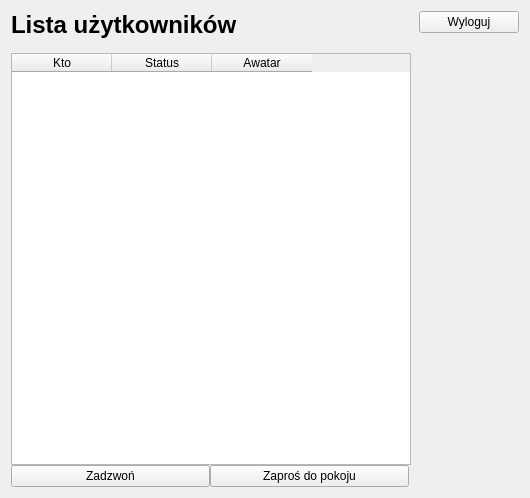
Above: JaroEliCall/gui/ui/main.ui from jaroslaw-wieczorek/Project_IP_Telephony_Python_Voip before the change. Below: the same form after it.
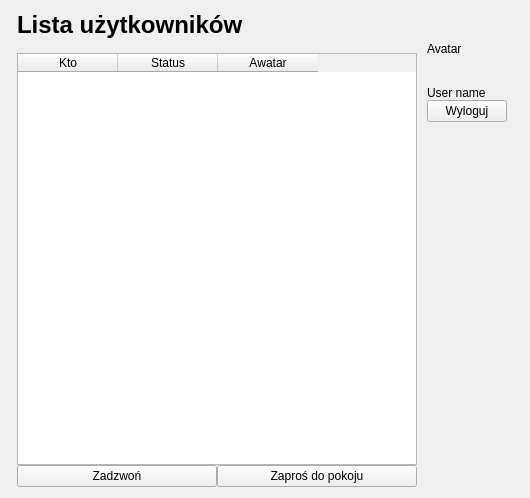
That is the form after the change. Icons and pictures are not drawn.

```diff
--- a/JaroEliCall/gui/ui/main.ui
+++ b/JaroEliCall/gui/ui/main.ui
@@ -201,35 +201,30 @@
      </item>
      <item>
       <layout class="QVBoxLayout" name="vertical_layout_right">
-       <item>
-        <widget class="QPushButton" name="push_button_logout">
-         <property name="text">
-          <string>Wyloguj</string>
-         </property>
-        </widget>
-       </item>
        <item>
         <widget class="QLabel" name="label_avatar">
          <property name="minimumSize">
           <size>
-           <width>100</width>
-           <height>100</height>
+           <width>75</width>
+           <height>75</height>
           </size>
          </property>
          <property name="text">
-          <string/>
+          <string>Avatar</string>
          </property>
-         <property name="pixmap">
-          <pixmap>../../icons/111317-essential-ui/svg/edit-profile.svg</pixmap>
+        </widget>
+       </item>
+       <item>
+        <widget class="QLabel" name="label_user_name">
+         <property name="text">
+          <string>User name</string>
          </property>
-         <property name="scaledContents">
-          <bool>false</bool>
-         </property>
-         <property name="alignment">
-          <set>Qt::AlignCenter</set>
-         </property>
-         <property name="indent">
-          <number>0</number>
+        </widget>
+       </item>
+       <item>
+        <widget class="QPushButton" name="push_button_logout">
+         <property name="text">
+          <string>Wyloguj</string>
          </property>
         </widget>
        </item>
```
